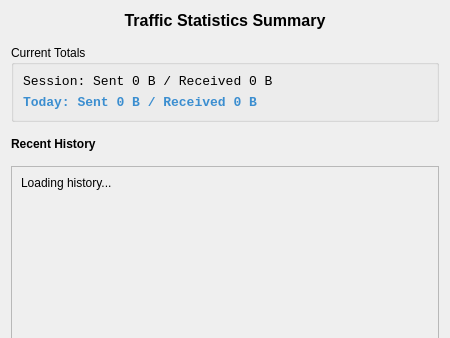
Before: the Qt Designer form pygui/dialogs/traffic.ui in Arean82/Tailscale-Headscale-Client, drawn with Qt 5; both pictures show x 0 to 450 and y 0 to 338 of the 450 by 500 pixel window.
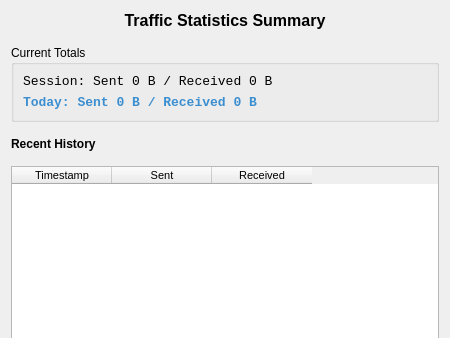
After: the same form once the commit is applied.

```diff
--- a/pygui/dialogs/traffic.ui
+++ b/pygui/dialogs/traffic.ui
@@ -51,30 +51,57 @@
    </item>
    
    <item>
-    <widget class="QScrollArea" name="scrollArea">
-     <property name="widgetResizable"><bool>true</bool></property>
-     <widget class="QWidget" name="scrollAreaWidgetContents">
-      <layout class="QVBoxLayout" name="scrollLayout">
-       <item>
-        <widget class="QLabel" name="labelHistory">
-         <property name="text"><string>Loading history...</string></property>
-         <property name="alignment"><enum>Qt::AlignTop|Qt::AlignLeft</enum></property>
-         <property name="wordWrap"><bool>true</bool></property>
-         <property name="textFormat"><enum>Qt::RichText</enum></property>
-        </widget>
-       </item>
-       <item>
-        <spacer name="verticalSpacer">
-         <property name="orientation"><enum>Qt::Vertical</enum></property>
-         <property name="sizeHint" stdset="0"><size><width>20</width><height>40</height></size></property>
-        </spacer>
-       </item>
-      </layout>
-     </widget>
+    <widget class="QTableWidget" name="tableHistory">
+     <property name="editTriggers">
+      <set>QAbstractItemView::EditTrigger::NoEditTriggers</set>
+     </property>
+     <property name="alternatingRowColors">
+      <bool>true</bool>
+     </property>
+     <property name="selectionBehavior">
+      <enum>QAbstractItemView::SelectionBehavior::SelectRows</enum>
+     </property>
+     <property name="showGrid">
+      <bool>false</bool>
+     </property>
+     <attribute name="horizontalHeaderVisible">
+      <bool>true</bool>
+     </attribute>
+     <attribute name="verticalHeaderVisible">
+      <bool>false</bool>
+     </attribute>
+     <column>
+      <property name="text">
+       <string>Timestamp</string>
+      </property>
+      <property name="font">
+       <font>
+        <pointsize>8</pointsize>
+       </font>
+      </property>
+     </column>
+     <column>
+      <property name="text">
+       <string>Sent</string>
+      </property>
+      <property name="font">
+       <font>
+        <pointsize>8</pointsize>
+       </font>
+      </property>
+     </column>
+     <column>
+      <property name="text">
+       <string>Received</string>
+      </property>
+      <property name="font">
+       <font>
+        <pointsize>8</pointsize>
+       </font>
+      </property>
+     </column>
     </widget>
    </item>
-
-   <!-- Bottom: Close -->
    <item>
     <layout class="QHBoxLayout" name="buttonLayout">
      <item>
```
Left out of the diff: 95 changed lines with no effect on the pictures.
